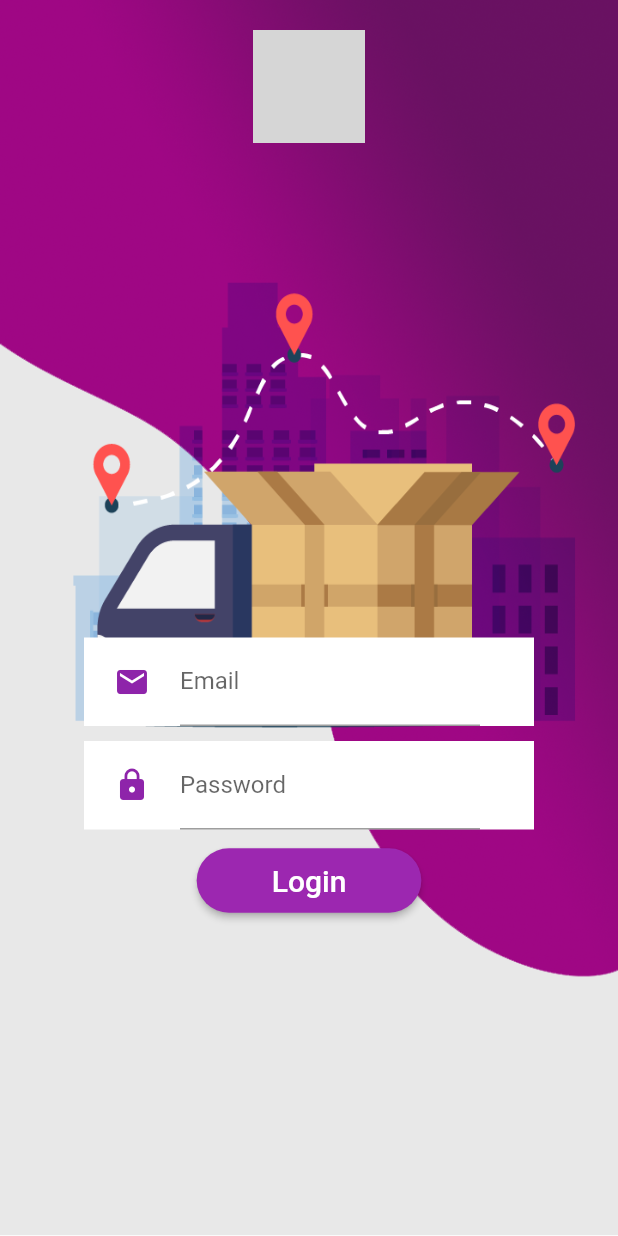
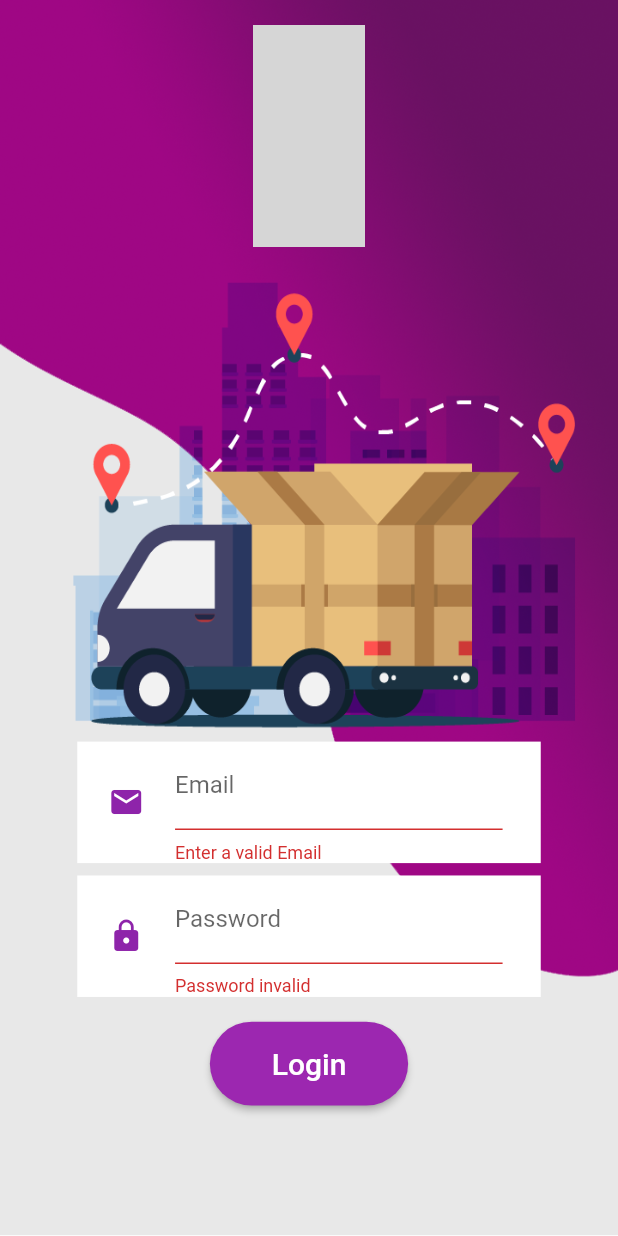
Before and after one commit to Sync-ucsc/Sync-hairDonation-mobileApp, a Flutter app: the screen it shows after launch, after a tap on "Login", on a phone screen of 412 x 824 dp. Run offline on Flutter 3.47's test engine with Material 2 defaults, Android fonts, the phone set to English and light mode, and no system bars; grey boxes are pictures that could not be loaded.

Commit message:
merging branches

```diff
--- /dev/null
+++ b/sync_mobile_app/lib/http_service.dart
@@ -0,0 +1,23 @@
+import 'models/user_model.dart';
+import 'package:http/http.dart' as http;
+
+  class HttpService{
+
+
+    Future<UserModel> authenticateUser(String email, String password)async{
+      final String apiUrl="http://localhost:3000/user/authenticate";
+
+     final response= await http.post(apiUrl,body:
+      {
+        "email":email,
+        "password": password
+      });
+      if(response.statusCode==201){
+        final String responseString=response.body;
+
+        return userModelFromJson(responseString);
+      }else{
+        return null;
+      }
+    }
+  }
--- /dev/null
+++ b/sync_mobile_app/lib/models/user_model.dart
@@ -0,0 +1,25 @@
+import 'dart:convert';
+
+UserModel userModelFromJson(String str) => UserModel.fromJson(json.decode(str));
+
+String userModelToJson(UserModel data) => json.encode(data.toJson());
+
+class UserModel {
+    UserModel({
+        this.email,
+        this.password,
+    });
+
+    String email;
+    String password;
+
+    factory UserModel.fromJson(Map<String, dynamic> json) => UserModel(
+        email: json["email"],
+        password: json["password"],
+    );
+
+    Map<String, dynamic> toJson() => {
+        "email": email,
+        "password": password,
+    };
+}
--- /dev/null
+++ b/sync_mobile_app/lib/screens/dashboard.dart
@@ -0,0 +1,11 @@
+import 'package:flutter/material.dart';
+
+class DashBoard extends StatelessWidget {
+  @override
+  Widget build(BuildContext context) {
+    return Scaffold(
+
+
+    );
+  }
+}
--- a/sync_mobile_app/lib/screens/welcome_page.dart
+++ b/sync_mobile_app/lib/screens/welcome_page.dart
@@ -1,11 +1,28 @@
 import 'package:flutter/material.dart';
+import 'package:sync_mobile_app/models/user_model.dart';
+import 'package:sync_mobile_app/http_service.dart';
+import 'package:sync_mobile_app/screens/dashboard.dart';
 
 
-class WelcomePage extends StatelessWidget {
+class WelcomePage extends  StatefulWidget {
+  WelcomePage({Key key}) : super(key: key);
+  @override
+  _WelcomePageState createState() => _WelcomePageState();
+}
+
+class _WelcomePageState extends State<WelcomePage> {
+  final GlobalKey<FormState> _formKey = GlobalKey<FormState>();
+  bool _autoValidate = false;
+  String _email;
+  String _password;
+
 
 
   @override
   Widget build(BuildContext context) {
+   final _height=MediaQuery.of(context).size.height;
+   final _width=MediaQuery.of(context).size.width;
+
     return Scaffold(
       body: SingleChildScrollView(
         child: Container(
@@ -14,44 +31,50 @@ class WelcomePage extends StatelessWidget {
               image: AssetImage("images/background.png"),
               fit: BoxFit.fill)
           ),
-          width: MediaQuery.of(context).size.width,
-          height: MediaQuery.of(context).size.height,
-        child: SafeArea(
-         child: Column(
-           children: <Widget>[
+          width: _width,
+          height: _height,
+          child: SafeArea(
+           child: Column(
+            children: <Widget>[
             SizedBox(
-              height: 20.0,
+              height: _height*0.02,
             ),
             Container(
-                     height: 75.0,
-                     width:75.0,
+                     height: _height*0.18,
+                     width:_width*0.18,
                      child: Image(image: AssetImage("images/logo.png"))),
             SizedBox(
-                     height:330.0,
+                     height:_height*0.4,
                    ),
             Form(
+              key: _formKey,
+              autovalidate: _autoValidate,
               child: Column(
                 children: <Widget>[
                    Container(
-                     margin: EdgeInsets.only(bottom:10.0),
-                     width: 300.0 ,
+                     margin: EdgeInsets.only(bottom:_height*0.01),
+                     width: _width*0.75 ,
                      color: Colors.white,
                      child:Row(
                        children: <Widget>[
-                          SizedBox(width:20.0),
+                          SizedBox(width:_width*0.05),
                           Icon(
                             Icons.email,
                             color: Colors.purple[600],),
-                          SizedBox(width:20.0),
+                          SizedBox(width:_width*0.05),
                           Container(
 
-                            width: 200.0,
+                            width: _width*0.53,
                             child:TextFormField(
-
+                             keyboardType: TextInputType.emailAddress,
                              decoration: InputDecoration(
                              labelText: 'Email',
                              fillColor: Colors.purple,
                              ),
+                             validator: validateEmail,
+                              onSaved: (String val) {
+                                _email = val;
+                              },
                             ),
                           )
                         ]
@@ -59,34 +82,43 @@ class WelcomePage extends StatelessWidget {
                    ),
 
                    Container(
-                     width: 300.0 ,
-                     margin: EdgeInsets.only(bottom:10.0),
+                     width:_width*0.75 ,
+                     margin: EdgeInsets.only(bottom:_height*0.02),
                      color: Colors.white,
                      child:Row(
                        children: <Widget>[
-                       SizedBox(width:20.0),
+                       SizedBox(width:_width*0.05),
                        Icon(
                           Icons.lock,
                           color: Colors.purple[600],),
-                       SizedBox(width:20.0),
+                       SizedBox(width:_width*0.05),
                        Container(
-                          width: 200.0,
+                          width:_width*0.53,
                           child:TextFormField(
-
-                          decoration: InputDecoration(
+                            obscureText: true,
+                            keyboardType: TextInputType.text,
+                            decoration: InputDecoration(
                             labelText: 'Password',
                             fillColor: Colors.purple,
 
                           ),
+                          validator: (String arg) {
+                               if(arg.length < 8)
+                                 return 'Password invalid';
+                               else
+                                 return null;
+                              },
+                            onSaved: (String val) {
+                            _password = val;}
                           ),
                         )
                        ]
                      )
                    ),
                    RaisedButton(
-                     padding: EdgeInsets.fromLTRB(50,10,50,10),
+                     padding: EdgeInsets.fromLTRB(_width*0.1,_height*0.02,_width*0.1,_height*0.02),
                      shape: RoundedRectangleBorder(borderRadius:BorderRadius.circular(30)),
-                     onPressed: (){},
+                     onPressed: _submit,
                      color: Colors.purple,
                      child: Text(
                        "Login",
@@ -107,4 +139,44 @@ class WelcomePage extends StatelessWidget {
 
     );
   }
+
+
+  Future<void> _submit() async {
+  if (_formKey.currentState.validate()) {
+
+    _formKey.currentState.save();
+
+    Navigator.push(
+          context,
+          MaterialPageRoute(builder: (context) => DashBoard()),
+        );
+
+    // final res=HttpService().authenticateUser(_email, _password);
+
+    // if(res != null){
+    //   //Also have to get the data of the relevant driver by a get function
+    //   Navigator.push(
+    //       context,
+    //       MaterialPageRoute(builder: (context) => DashBoard()),
+    //     );
+    // }
+
+      } else {
+    //    If all data are not valid then start auto validation.
+        setState(() {
+          _autoValidate = true;
+        });
+      }
+    }
+
+
 }
+String validateEmail(String value) {
+    Pattern pattern =
+        r'^(([^<>()[\]\\.,;:\s@\"]+(\.[^<>()[\]\\.,;:\s@\"]+)*)|(\".+\"))@((\[[0-9]{1,3}\.[0-9]{1,3}\.[0-9]{1,3}\.[0-9]{1,3}\])|(([a-zA-Z\-0-9]+\.)+[a-zA-Z]{2,}))$';
+    RegExp regex = new RegExp(pattern);
+    if (!regex.hasMatch(value))
+      return 'Enter a valid Email';
+    else
+      return null;
+  }
--- a/sync_mobile_app/pubspec.yaml
+++ b/sync_mobile_app/pubspec.yaml
@@ -24,6 +24,7 @@ dependencies:
   flutter:
     sdk: flutter
 
+  http: ^0.12.1
 
   # The following adds the Cupertino Icons font to your application.
   # Use with the CupertinoIcons class for iOS style icons.
```
Also changed, not shown: sync_mobile_app/pubspec.lock.
